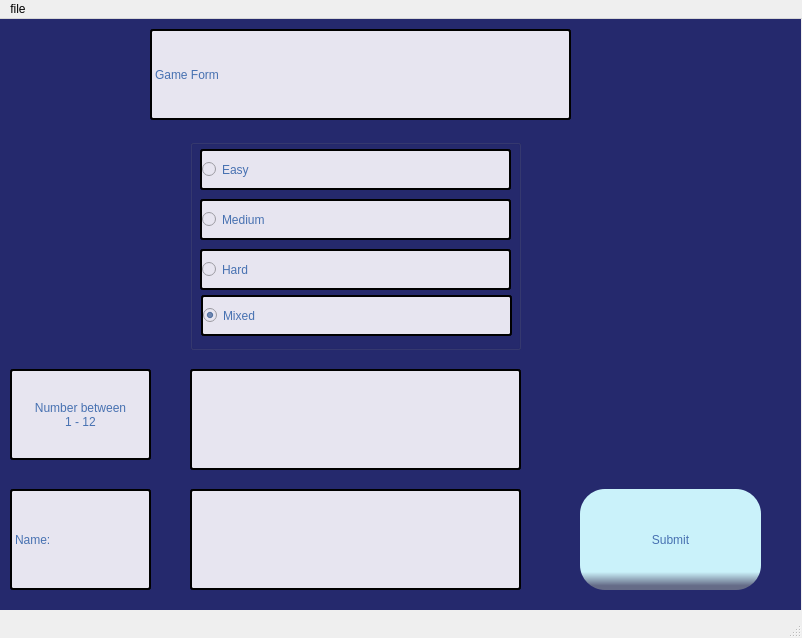
ErinCleaver-Dev/Hangman-final-project, file mainwindow/mainwindow.ui: the form before one commit.
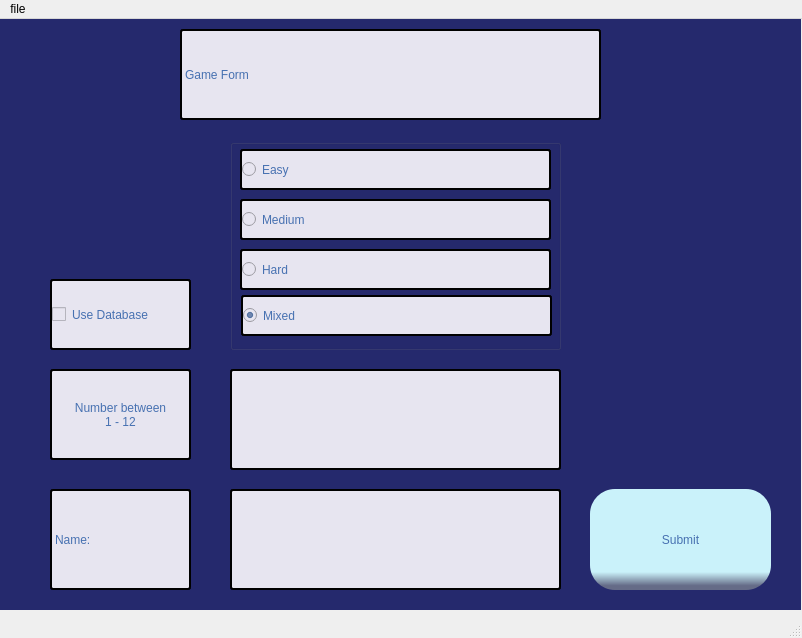
The form after the commit. The open tabs and pages were chosen to show the change.

Commit message:
Added Database to project
Added the Database that David created to the assignment 7 repository.

Diff of the .ui file:
```diff
--- a/mainwindow/mainwindow.ui
+++ b/mainwindow/mainwindow.ui
@@ -278,7 +278,7 @@
      <widget class="QLabel" name="lbName">
       <property name="geometry">
        <rect>
-        <x>40</x>
+        <x>80</x>
         <y>470</y>
         <width>141</width>
         <height>101</height>
@@ -299,7 +299,7 @@
      <widget class="QPushButton" name="bnSubmitName">
       <property name="geometry">
        <rect>
-        <x>610</x>
+        <x>620</x>
         <y>470</y>
         <width>181</width>
         <height>101</height>
@@ -329,7 +329,7 @@
      <widget class="QLabel" name="label_2">
       <property name="geometry">
        <rect>
-        <x>40</x>
+        <x>80</x>
         <y>350</y>
         <width>141</width>
         <height>91</height>
@@ -354,7 +354,7 @@
      <widget class="QLabel" name="label_3">
       <property name="geometry">
        <rect>
-        <x>180</x>
+        <x>210</x>
         <y>10</y>
         <width>421</width>
         <height>91</height>
@@ -375,7 +375,7 @@
      <widget class="QLineEdit" name="txGetNumber">
       <property name="geometry">
        <rect>
-        <x>220</x>
+        <x>260</x>
         <y>350</y>
         <width>331</width>
         <height>101</height>
@@ -399,7 +399,7 @@
      <widget class="QLineEdit" name="txGetName">
       <property name="geometry">
        <rect>
-        <x>220</x>
+        <x>260</x>
         <y>470</y>
         <width>331</width>
         <height>101</height>
@@ -423,7 +423,7 @@
      <widget class="QGroupBox" name="RadioButtons">
       <property name="geometry">
        <rect>
-        <x>220</x>
+        <x>260</x>
         <y>120</y>
         <width>331</width>
         <height>211</height>
@@ -520,6 +520,30 @@
        </property>
       </widget>
      </widget>
+     <widget class="QCheckBox" name="cbUseDatabase">
+      <property name="enabled">
+       <bool>false</bool>
+      </property>
+      <property name="geometry">
+       <rect>
+        <x>80</x>
+        <y>260</y>
+        <width>141</width>
+        <height>71</height>
+       </rect>
+      </property>
+      <property name="styleSheet">
+       <string notr="true">background-color: rgb(231, 229, 240);
+font: 12pt &quot;MS Shell Dlg 2&quot;;
+qproperty-alignment: AlignCenter;
+color: rgb(71, 113, 177);
+border: 2px solid black;
+border-radius: 3px;</string>
+      </property>
+      <property name="text">
+       <string>Use Database</string>
+      </property>
+     </widget>
     </widget>
     <widget class="QWidget" name="Hangman">
      <widget class="QLabel" name="lbGetUserName">
```
Left out of the diff: 2 changed lines with no effect on the pictures. The commit also changes 13 other files.
